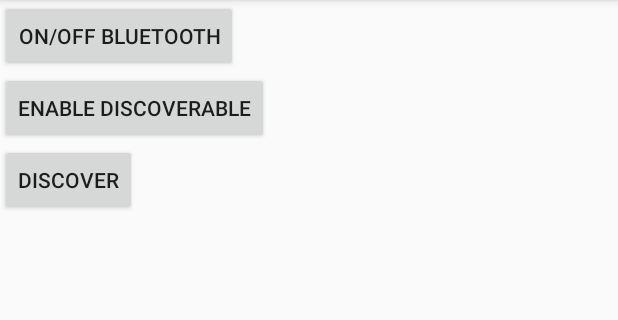
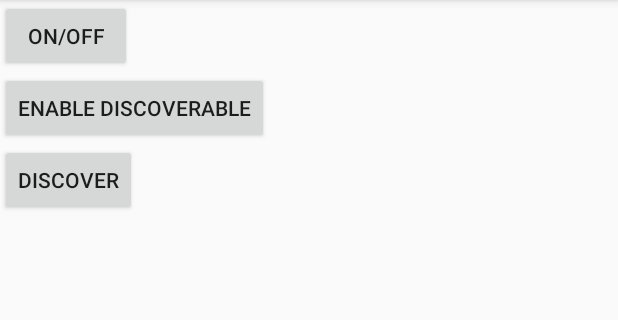
Before and after one commit to Qamas95/smartyachtsolution, an Android app: the screen it shows after launch (MainActivity), on a phone screen of 412 x 824 dp, the part 84-404 px from its top. Run offline under Robolectric (Android 15) with nearby library versions, the light colour scheme and no system bars.

Commit message:
Fixed EnableDisable_Discoverable

```diff
--- a/SmartYachtSolutions/app/src/main/AndroidManifest.xml
+++ b/SmartYachtSolutions/app/src/main/AndroidManifest.xml
@@ -8,7 +8,7 @@
     <uses-permission android:name="android.permission.BLUETOOTH_ADMIN" />
     <uses-permission android:name="android.permission.ACCESS_COARSE_LOCATION" />
     <uses-permission android:name="android.permission.ACCESS_FINE_LOCATION"/>
-
+    <uses-permission android:name="android.permission.BLUETOOTH_PRIVILEGED" />
 
 
 
--- a/SmartYachtSolutions/app/src/main/java/com/example/smartyachtsolutions/MainActivity.java
+++ b/SmartYachtSolutions/app/src/main/java/com/example/smartyachtsolutions/MainActivity.java
@@ -18,13 +18,16 @@
 
 import java.util.ArrayList;
 
+
+
 public class MainActivity extends AppCompatActivity {
     private static final String TAG = "MainActivity";
 
     BluetoothAdapter mBluetoothAdapter;
     Button btnEnableDisable_Discoverable;
     public ArrayList<BluetoothDevice> mBTDevices = new ArrayList<>();
-    public DeviceListAdapter mDeviceListAdapter;
+
+    public com.example.user.bluetooth_discoverdevices.DeviceListAdapter mDeviceListAdapter;
     ListView lvNewDevices;
 
 
@@ -109,7 +112,7 @@
                 BluetoothDevice device = intent.getParcelableExtra (BluetoothDevice.EXTRA_DEVICE);
                 mBTDevices.add(device);
                 Log.d(TAG, "onReceive: " + device.getName() + ": " + device.getAddress());
-                mDeviceListAdapter = new DeviceListAdapter(context, R.layout.device_adapter_view, mBTDevices);
+                mDeviceListAdapter = new com.example.user.bluetooth_discoverdevices.DeviceListAdapter(context, R.layout.device_adapter_view, mBTDevices);
                 lvNewDevices.setAdapter(mDeviceListAdapter);
             }
         }
--- a/SmartYachtSolutions/app/src/main/res/layout/activity_main.xml
+++ b/SmartYachtSolutions/app/src/main/res/layout/activity_main.xml
@@ -12,37 +12,37 @@
     android:orientation="vertical"
     >
 
+    <Button
+        android:text="ON/OFF"
+        android:layout_width="wrap_content"
+        android:layout_height="wrap_content"
+        android:layout_alignParentTop="true"
+        android:layout_alignParentRight="true"
+        android:id="@+id/btnONOFF"/>
 
     <Button
+        android:text="Enable Discoverable"
         android:layout_width="wrap_content"
         android:layout_height="wrap_content"
-        android:text="@string/on_off_bluetooth"
-        android:id="@+id/btnONOFF"
-        />
-
-    <Button
-        android:layout_width="wrap_content"
-        android:layout_height="wrap_content"
-        android:text="@string/enable_discoverable"
         android:id="@+id/btnDiscoverable_on_off"
-        />
+        android:onClick="btnEnableDisable_Discoverable"
+        android:layout_alignParentTop="true"
+        android:layout_centerHorizontal="true"/>
 
     <Button
         android:layout_width="wrap_content"
         android:layout_height="wrap_content"
         android:id="@+id/btnFindUnpairedDevices"
         android:text="Discover"
-        android:onClick="btnDiscover"
-        />
+        android:onClick="btnDiscover"/>
 
     <ListView
+        android:layout_below="@id/btnFindUnpairedDevices"
         android:layout_width="match_parent"
         android:layout_height="150dp"
-        android:id="@+id/lvNewDevices"
-        >
+        android:id="@+id/lvNewDevices"/>
 
 
-    </ListView>
 
 
 
--- a/SmartYachtSolutions/app/src/main/res/layout/device_adapter_view.xml
+++ b/SmartYachtSolutions/app/src/main/res/layout/device_adapter_view.xml
@@ -9,18 +9,16 @@
         android:orientation="vertical">
 
         <TextView
-            android:layout_width="wrap_content"
+            android:layout_width="match_parent"
             android:layout_height="wrap_content"
             android:id="@+id/tvDeviceName"
-            android:textSize="15sp"
-            />
+            android:textSize="15sp"/>
 
         <TextView
             android:layout_width="match_parent"
             android:layout_height="wrap_content"
             android:id="@+id/tvDeviceAddress"
-            android:textSize="15sp"
-            />
+            android:textSize="15sp"/>
 
 
 
```
Also changed, not shown: SmartYachtSolutions/app/src/main/java/com/example/smartyachtsolutions/DeviceListAdapter.java (+5 -3 lines).
